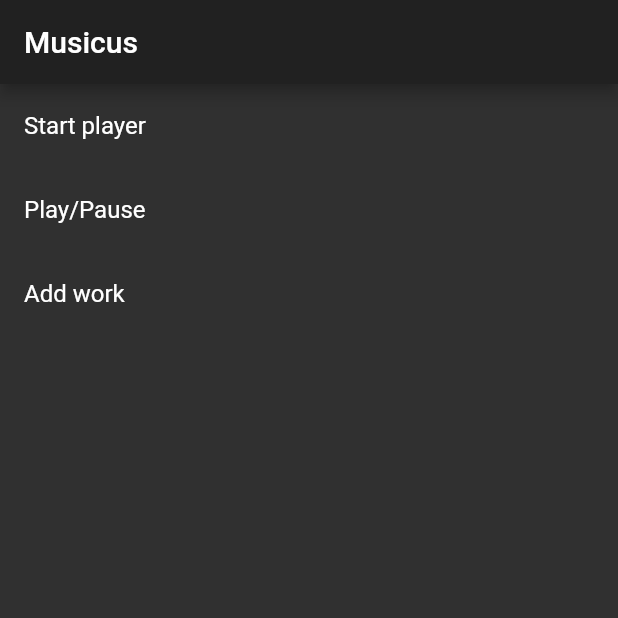
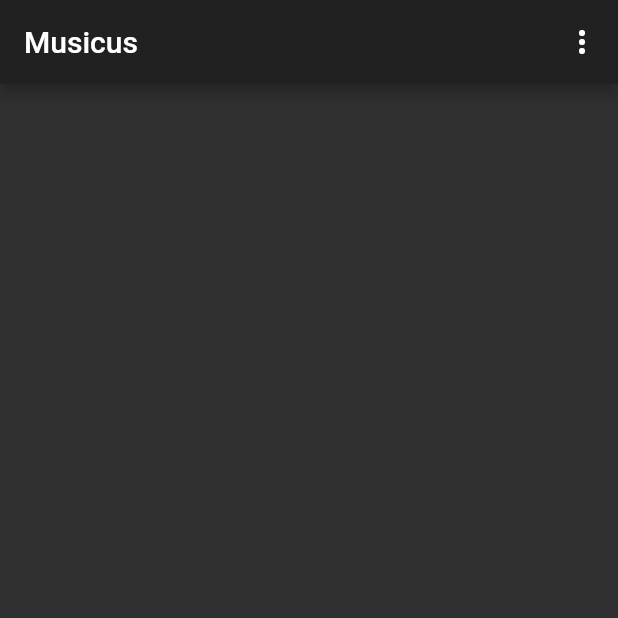
Before and after one commit to johrpan/musicus_mobile, a Flutter app: the screen it shows after launch, on a phone screen of 412 x 824 dp, the top half of it. Run offline on Flutter 3.47's test engine with Material 2 defaults, Android fonts, the phone set to English and light mode, and no system bars; our stand-ins replace moor_flutter, rxdart; generated files the repository leaves out were written again; Roboto replaces fonts that are missing (Libertinus Sans).

Commit message:
Move actions to app bar on home screen

```diff
--- a/lib/screens/home.dart
+++ b/lib/screens/home.dart
@@ -11,29 +11,37 @@
     return Scaffold(
       appBar: AppBar(
         title: Text('Musicus'),
+        actions: <Widget>[
+          PopupMenuButton(
+            icon: const Icon(Icons.more_vert),
+            itemBuilder: (context) => [
+              PopupMenuItem(
+                value: 0,
+                child: Text('Start player'),
               ),
-      // For debugging purposes
-      body: ListView(
-        children: <Widget>[
-          ListTile(
-            title: Text('Start player'),
-            onTap: backend.startPlayer,
+              PopupMenuItem(
+                value: 1,
+                child: Text('Add work'),
               ),
-          ListTile(
-            title: Text('Play/Pause'),
-            onTap: backend.playPause,
-          ),
-          ListTile(
-            title: Text('Add work'),
-            onTap: () => Navigator.push(
+            ],
+            onSelected: (selected) {
+              if (selected == 0) {
+                backend.startPlayer();
+              } else if (selected == 1) {
+                Navigator.push(
                   context,
                   MaterialPageRoute(
                     builder: (context) => WorkEditor(),
                     fullscreenDialog: true,
-                )),
+                  ),
+                );
+              }
+            },
           ),
         ],
       ),
+      // For debugging purposes
+      body: Container(),
     );
   }
 }
```
Lines whose indentation alone changed are shown as unchanged.
